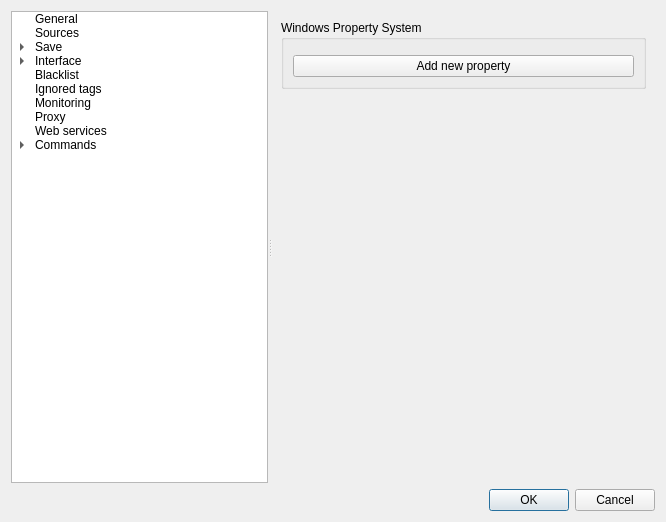
Above: src/gui/src/settings/options-window.ui from Bionus/imgbrd-grabber before the change. Below: the same form after it.
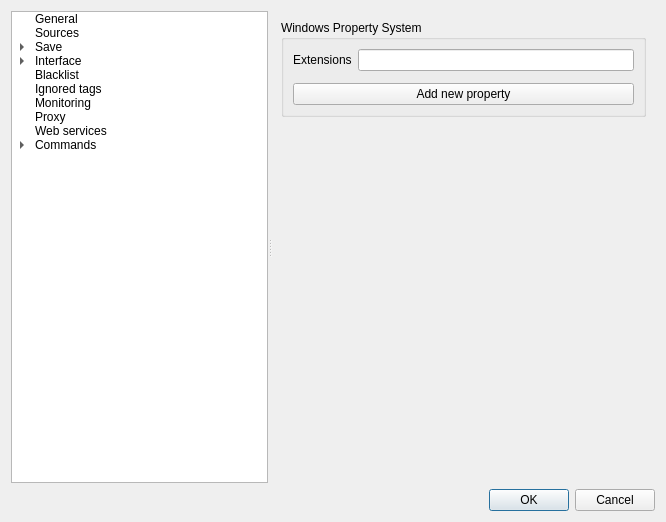
That is the form after the change. The open tabs and pages were chosen to show the change. Icons and pictures are not drawn.

Commit message: Add list of extensions for Windows propsys metadata (issue #2258)

```diff
--- a/src/gui/src/settings/options-window.ui
+++ b/src/gui/src/settings/options-window.ui
@@ -1126,16 +1126,26 @@
            <string>Windows Property System</string>
           </property>
           <layout class="QFormLayout" name="formLayout_15">
-           <item row="0" column="0" colspan="2">
+           <item row="1" column="0" colspan="2">
             <layout class="QFormLayout" name="layoutMetadataPropsys"/>
            </item>
-           <item row="1" column="0" colspan="2">
+           <item row="2" column="0" colspan="2">
             <widget class="QPushButton" name="buttonMetadataPropsysAdd">
              <property name="text">
               <string>Add new property</string>
              </property>
             </widget>
            </item>
+           <item row="0" column="0">
+            <widget class="QLabel" name="labelMetadataPropsysExtensions">
+             <property name="text">
+              <string>Extensions</string>
+             </property>
+            </widget>
+           </item>
+           <item row="0" column="1">
+            <widget class="QLineEdit" name="lineMetadataPropsysExtensions"/>
+           </item>
           </layout>
          </widget>
         </item>
```
Left out of the diff: 144 changed lines with no effect on the pictures. The commit also changes 3 other files.
